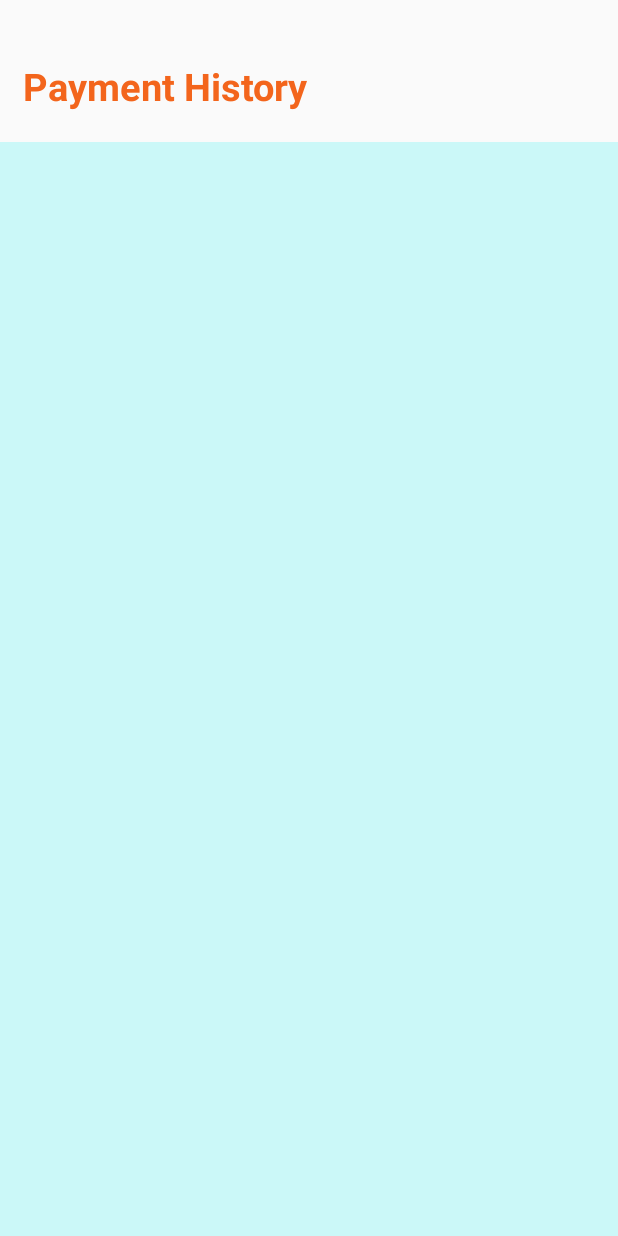
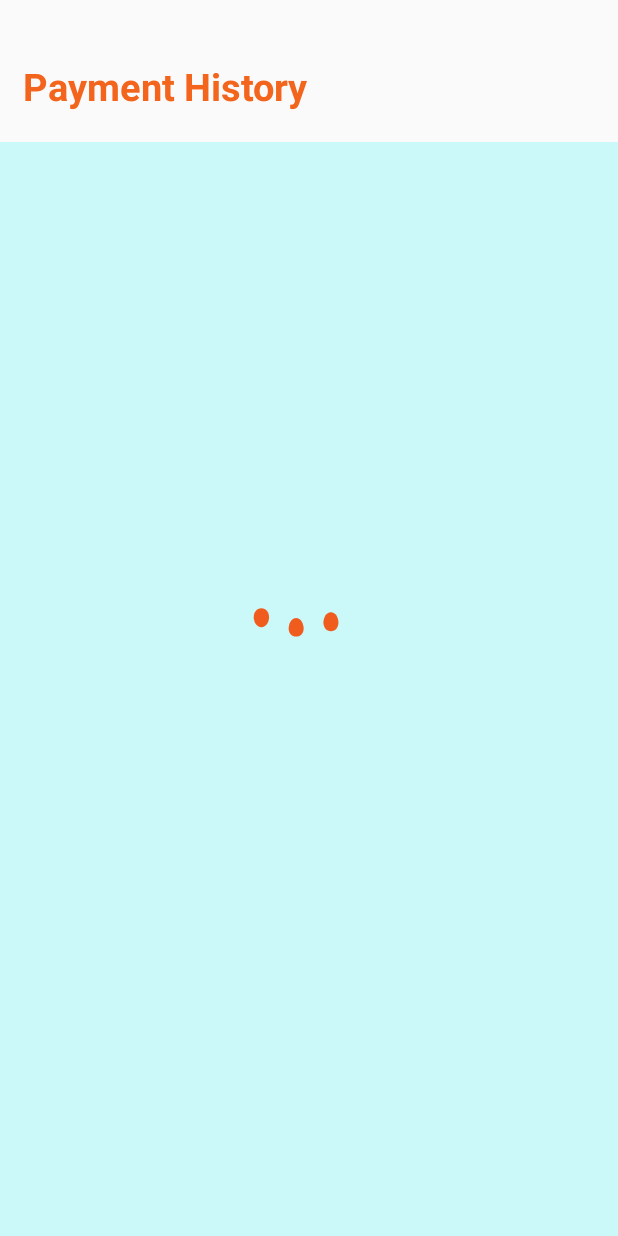
Before and after one commit to NadiaClarissaHermawan/Sunnyside-Shuttle, an Android app: the fragment HistoryFragment shown on its own in the app's theme, on a phone screen of 412 x 824 dp. Run offline under Robolectric (Android 15) with nearby library versions, the phone set to English and light mode, and no system bars; 1 statement that could not run was skipped.

Commit message:
tambah loading gif & disable button on specific term

```diff
--- a/app/src/main/java/com/example/tubesp3b_2/MainActivity.java
+++ b/app/src/main/java/com/example/tubesp3b_2/MainActivity.java
@@ -161,6 +161,7 @@ public class MainActivity extends AppCompatActivity{
             if(this.currentFragment != null){
                 ft.hide(currentFragment);
             }
+
             if(this.landingPageFragment.isAdded()){
                 ft.show(this.landingPageFragment);
             }else{
@@ -168,13 +169,13 @@ public class MainActivity extends AppCompatActivity{
             }
             this.currentFragment = this.landingPageFragment;
 
-
         //BOOK TICKET
         }else if(page == 1){
             if(this.currentFragment != null){
                 ft.hide(currentFragment);
             }
             if(this.bookTicketFragment.isAdded()){
+                this.bookTicketFragment.enableButton();
                 ft.show(this.bookTicketFragment);
             }else{
                 ft.add(R.id.fragment_container, this.bookTicketFragment);
@@ -199,6 +200,7 @@ public class MainActivity extends AppCompatActivity{
                 ft.hide(currentFragment);
             }
             if (this.paymentFragment.isAdded()) {
+                this.paymentFragment.enableButton();
                 ft.show(this.paymentFragment);
             } else {
                 ft.add(R.id.fragment_container, this.paymentFragment);
@@ -236,9 +238,11 @@ public class MainActivity extends AppCompatActivity{
         if(this.currentFragment == this.bookTicketFragment || this.currentFragment == this.historyFragment){
             this.changePage(0);
         }else if(this.currentFragment == this.seatFragment){
+            this.bookTicketFragment.enableButton();
             this.seatFragment.resetVehicleType();
             this.changePage(1);
         }else if(this.currentFragment == this.paymentFragment){
+            this.seatFragment.resetVehicleType();
             this.changePage(2);
         }else if(this.currentFragment == this.landingPageFragment){
             this.changePage(-1);
--- a/app/src/main/java/com/example/tubesp3b_2/view/HistoryFragment.java
+++ b/app/src/main/java/com/example/tubesp3b_2/view/HistoryFragment.java
@@ -62,6 +62,9 @@ public class HistoryFragment extends Fragment implements IHistoryFragment {
         //get order list dari API
         this.updateToPresenter(null);
 
+        //start loading gif
+        this.binding.lottieLoading.setVisibility(View.VISIBLE);
+
         return view;
     }
 
@@ -100,6 +103,8 @@ public class HistoryFragment extends Fragment implements IHistoryFragment {
     @Override
     //update to listview layout
     public void updateToAdapter(List<History> updatedHistories) {
+        //stop loading gif
+        this.binding.lottieLoading.setVisibility(View.GONE);
         this.adapter.update(updatedHistories);
     }
 }
--- a/app/src/main/res/layout/history_fragment.xml
+++ b/app/src/main/res/layout/history_fragment.xml
@@ -1,4 +1,10 @@
 <?xml version="1.0" encoding="utf-8"?>
+<androidx.constraintlayout.widget.ConstraintLayout
+    xmlns:android="http://schemas.android.com/apk/res/android"
+    xmlns:app="http://schemas.android.com/apk/res-auto"
+    android:layout_width="match_parent"
+    android:layout_height="match_parent">
+
     <RelativeLayout
         xmlns:android="http://schemas.android.com/apk/res/android"
         android:layout_width="match_parent"
@@ -28,6 +34,25 @@
             <ListView
                 android:id="@+id/listview_history"
                 android:layout_width="match_parent"
-            android:layout_height="wrap_content" />
+                android:layout_height="wrap_content" >
+            </ListView>
         </LinearLayout>
     </RelativeLayout>
+
+    <!--lottie loading JSON animation-->
+    <com.airbnb.lottie.LottieAnimationView
+    android:id="@+id/lottie_loading"
+    app:lottie_autoPlay="true"
+    app:lottie_loop="true"
+    android:layout_width="90dp"
+    android:layout_height="wrap_content"
+    android:layout_marginLeft="40dp"
+    app:lottie_rawRes="@raw/loading"
+    app:layout_constraintVertical_bias=".3"
+    app:layout_constraintHorizontal_bias=".4"
+    app:layout_constraintEnd_toEndOf="parent"
+    app:layout_constraintStart_toStartOf="parent"
+    app:layout_constraintBottom_toBottomOf="parent"
+    app:layout_constraintTop_toTopOf="parent">
+    </com.airbnb.lottie.LottieAnimationView>
+</androidx.constraintlayout.widget.ConstraintLayout>
```
Also changed, not shown: app/src/main/java/com/example/tubesp3b_2/SplashScreenActivity.java (+8 -1 lines), app/src/main/java/com/example/tubesp3b_2/presenter/PostLoginTask.java (+7 -1 lines), app/src/main/java/com/example/tubesp3b_2/view/BookTicketFragment.java (+10 -1 lines), app/src/main/java/com/example/tubesp3b_2/view/LoginFragment.java (+18 -2 lines), app/src/main/java/com/example/tubesp3b_2/view/PaymentFragment.java (+7 -0 lines), app/src/main/res/layout/landing_page_fragment.xml (+5 -5 lines), app/src/main/res/layout/login_fragment.xml (+17 -0 lines), app/src/main/res/raw/loading.json (added, +1 -0 lines). Lines whose indentation alone changed are shown as unchanged.
